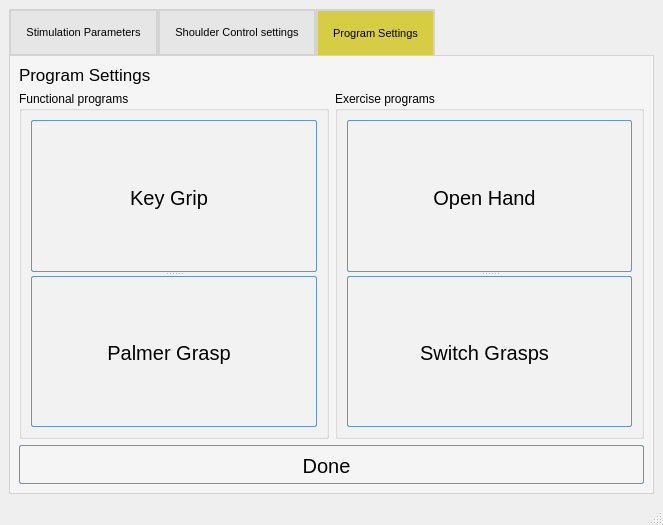
viniltc/POML060, file POML060_v1/stageprogram.ui: the form before one commit.
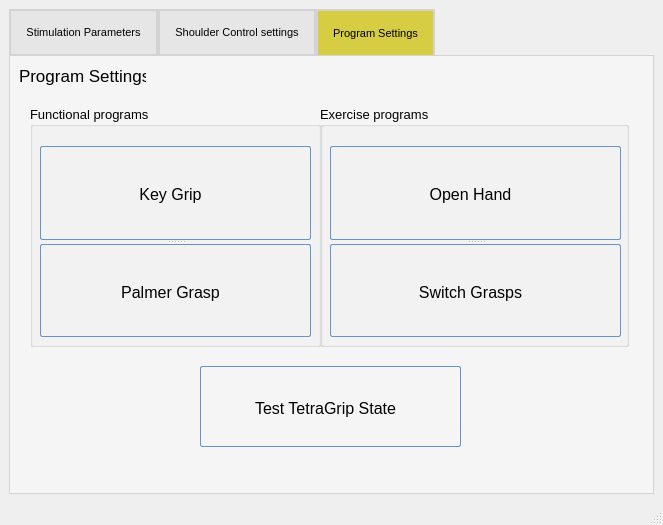
The form after the commit. The open tabs and pages were chosen to show the change. Icons and pictures are not drawn. Custom widgets are drawn as their Qt base class.

Diff of the .ui file:
```diff
--- a/POML060_v1/stageprogram.ui
+++ b/POML060_v1/stageprogram.ui
@@ -1360,30 +1360,35 @@
        <attribute name="title">
         <string>Program Settings</string>
        </attribute>
-       <layout class="QGridLayout" name="gridLayout_3">
-        <item row="1" column="0">
-         <widget class="QGroupBox" name="groupBox">
-          <property name="title">
-           <string>Functional programs</string>
-          </property>
-          <layout class="QGridLayout" name="gridLayout">
-           <item row="0" column="0">
-            <widget class="QSplitter" name="splitter">
-             <property name="orientation">
-              <enum>Qt::Vertical</enum>
-             </property>
-             <widget class="QPushButton" name="pushButton_programKeyGrip">
-              <property name="font">
-               <font>
-                <family>Arial</family>
-                <pointsize>-1</pointsize>
-                <weight>50</weight>
-                <italic>false</italic>
-                <bold>false</bold>
-               </font>
-              </property>
-              <property name="styleSheet">
-               <string notr="true">QPushButton:hover{
+       <widget class="QLabel" name="label_3">
+        <property name="geometry">
+         <rect>
+          <x>9</x>
+          <y>9</y>
+          <width>127</width>
+          <height>21</height>
+         </rect>
+        </property>
+        <property name="font">
+         <font>
+          <pointsize>13</pointsize>
+         </font>
+        </property>
+        <property name="text">
+         <string>Program Settings</string>
+        </property>
+       </widget>
+       <widget class="QPushButton" name="pushButton_5">
+        <property name="geometry">
+         <rect>
+          <x>190</x>
+          <y>310</y>
+          <width>261</width>
+          <height>81</height>
+         </rect>
+        </property>
+        <property name="styleSheet">
+         <string notr="true">QPushButton:hover{
         background: qlineargradient(x1 : 0, y1 : 0, x2 : 0, y2 :   1, stop :   0.0 #ffd9aa,
                 stop :   0.5 #ffbb6e, stop :   0.55 #feae42, stop :   1.0 #fedb74);
 }
@@ -1396,7 +1401,7 @@
                 stop :   0.5 #c7dfff, stop :   0.55 #afd2ff, stop :   1.0 #c0dbff);
         color: #0000;
         font:  large &quot;Arial&quot;;
-		font-size: 20px;
+		font-size: 16px;
         height: 30px;
 }
 
@@ -1423,14 +1428,43 @@
         padding-left: 3px;
         color: black;
 }</string>
-              </property>
-              <property name="text">
-               <string>Key Grip</string>
-              </property>
-             </widget>
-             <widget class="QPushButton" name="pushButton_programPalmerGrasp">
-              <property name="styleSheet">
-               <string notr="true">QPushButton:hover{
+        </property>
+        <property name="text">
+         <string>Test TetraGrip State</string>
+        </property>
+       </widget>
+       <widget class="QGroupBox" name="groupBox_2">
+        <property name="geometry">
+         <rect>
+          <x>310</x>
+          <y>50</y>
+          <width>309</width>
+          <height>241</height>
+         </rect>
+        </property>
+        <property name="font">
+         <font>
+          <pointsize>10</pointsize>
+         </font>
+        </property>
+        <property name="title">
+         <string>Exercise programs</string>
+        </property>
+        <widget class="QSplitter" name="splitter">
+         <property name="geometry">
+          <rect>
+           <x>10</x>
+           <y>40</y>
+           <width>291</width>
+           <height>191</height>
+          </rect>
+         </property>
+         <property name="orientation">
+          <enum>Qt::Vertical</enum>
+         </property>
+         <widget class="QPushButton" name="pushButton_programOpenHand">
+          <property name="styleSheet">
+           <string notr="true">QPushButton:hover{
         background: qlineargradient(x1 : 0, y1 : 0, x2 : 0, y2 :   1, stop :   0.0 #ffd9aa,
                 stop :   0.5 #ffbb6e, stop :   0.55 #feae42, stop :   1.0 #fedb74);
 }
@@ -1443,7 +1477,7 @@
                 stop :   0.5 #c7dfff, stop :   0.55 #afd2ff, stop :   1.0 #c0dbff);
         color: #0000;
         font:  large &quot;Arial&quot;;
-		font-size: 20px;
+		font-size: 16px;
         height: 30px;
 }
 
@@ -1470,30 +1504,99 @@
         padding-left: 3px;
         color: black;
 }</string>
-              </property>
-              <property name="text">
-               <string>Palmer Grasp</string>
-              </property>
-             </widget>
-            </widget>
-           </item>
-          </layout>
+          </property>
+          <property name="text">
+           <string>Open Hand</string>
+          </property>
          </widget>
-        </item>
-        <item row="0" column="0">
-         <widget class="QLabel" name="label_3">
+         <widget class="QPushButton" name="pushButton_programSwitchGrasp">
+          <property name="styleSheet">
+           <string notr="true">QPushButton:hover{
+        background: qlineargradient(x1 : 0, y1 : 0, x2 : 0, y2 :   1, stop :   0.0 #ffd9aa,
+                stop :   0.5 #ffbb6e, stop :   0.55 #feae42, stop :   1.0 #fedb74);
+}
+
+QPushButton {
+        border: 1px solid #6593cf;
+        border-radius: 2px;
+        padding: 5px 15px 2px 5px;
+        background: qlineargradient(x1 : 0, y1 : 0, x2 : 0, y2 :   1, stop :   0.0 #f5f9ff,
+                stop :   0.5 #c7dfff, stop :   0.55 #afd2ff, stop :   1.0 #c0dbff);
+        color: #0000;
+        font:  large &quot;Arial&quot;;
+		font-size: 16px;
+        height: 30px;
+}
+
+
+
+
+QPushButton:pressed {
+        background: qlineargradient(x1 : 0, y1 : 0, x2 : 0, y2 :   1, stop :   0.0 #c0dbff,
+        stop :   0.5 #cfd26f, stop :   0.55 #c7df6f, stop :   1.0 #f5f9ff);
+        padding-top: 2px;
+        padding-left: 3px;
+
+}
+QPushButton:on {
+        background: qlineargradient(x1 : 0, y1 : 0, x2 : 0, y2 :   1, stop :   0.0 #5AA72D,
+        stop :   0.5 #B3E296, stop :   0.55 #B3E296, stop :   1.0 #f5f9ff);
+        padding-top: 2px;
+        padding-left: 3px;
+}
+
+QPushButton:disabled {
+        background: transparent #e5e9ee;
+        padding-top: 2px;        
+        padding-left: 3px;
+        color: black;
+}</string>
+          </property>
+          <property name="text">
+           <string>Switch Grasps</string>
+          </property>
+         </widget>
+        </widget>
+       </widget>
+       <widget class="QGroupBox" name="groupBox">
+        <property name="geometry">
+         <rect>
+          <x>20</x>
+          <y>50</y>
+          <width>291</width>
+          <height>241</height>
+         </rect>
+        </property>
+        <property name="font">
+         <font>
+          <pointsize>10</pointsize>
+         </font>
+        </property>
+        <property name="title">
+         <string>Functional programs</string>
+        </property>
+        <widget class="QSplitter" name="splitter_2">
+         <property name="geometry">
+          <rect>
+           <x>10</x>
+           <y>40</y>
+           <width>271</width>
+           <height>191</height>
+          </rect>
+         </property>
+         <property name="orientation">
+          <enum>Qt::Vertical</enum>
+         </property>
+         <widget class="QPushButton" name="pushButton_programKeyGrip">
           <property name="font">
            <font>
-            <pointsize>13</pointsize>
+            <family>Arial</family>
+            <pointsize>-1</pointsize>
+            <weight>50</weight>
+            <italic>false</italic>
+            <bold>false</bold>
            </font>
           </property>
-          <property name="text">
-           <string>Program Settings</string>
-          </property>
-         </widget>
-        </item>
-        <item row="2" column="0" colspan="2">
-         <widget class="QPushButton" name="pushButton_5">
           <property name="styleSheet">
            <string notr="true">QPushButton:hover{
         background: qlineargradient(x1 : 0, y1 : 0, x2 : 0, y2 :   1, stop :   0.0 #ffd9aa,
@@ -1508,7 +1611,7 @@
                 stop :   0.5 #c7dfff, stop :   0.55 #afd2ff, stop :   1.0 #c0dbff);
         color: #0000;
         font:  large &quot;Arial&quot;;
-		font-size: 20px;
+		font-size: 16px;
         height: 30px;
 }
 
@@ -1537,24 +1640,12 @@
 }</string>
           </property>
           <property name="text">
-           <string>Done</string>
+           <string>Key Grip</string>
           </property>
          </widget>
-        </item>
-        <item row="1" column="1">
-         <widget class="QGroupBox" name="groupBox_2">
-          <property name="title">
-           <string>Exercise programs</string>
-          </property>
-          <layout class="QGridLayout" name="gridLayout_2">
-           <item row="0" column="0">
-            <widget class="QSplitter" name="splitter_2">
-             <property name="orientation">
-              <enum>Qt::Vertical</enum>
-             </property>
-             <widget class="QPushButton" name="pushButton_programOpenHand">
-              <property name="styleSheet">
-               <string notr="true">QPushButton:hover{
+         <widget class="QPushButton" name="pushButton_programPalmerGrasp">
+          <property name="styleSheet">
+           <string notr="true">QPushButton:hover{
         background: qlineargradient(x1 : 0, y1 : 0, x2 : 0, y2 :   1, stop :   0.0 #ffd9aa,
                 stop :   0.5 #ffbb6e, stop :   0.55 #feae42, stop :   1.0 #fedb74);
 }
@@ -1567,7 +1658,7 @@
                 stop :   0.5 #c7dfff, stop :   0.55 #afd2ff, stop :   1.0 #c0dbff);
         color: #0000;
         font:  large &quot;Arial&quot;;
-		font-size: 20px;
+		font-size: 16px;
         height: 30px;
 }
 
@@ -1594,64 +1685,13 @@
         padding-left: 3px;
         color: black;
 }</string>
-              </property>
-              <property name="text">
-               <string>Open Hand</string>
-              </property>
-             </widget>
-             <widget class="QPushButton" name="pushButton_programSwitchGrasp">
-              <property name="styleSheet">
-               <string notr="true">QPushButton:hover{
-        background: qlineargradient(x1 : 0, y1 : 0, x2 : 0, y2 :   1, stop :   0.0 #ffd9aa,
-                stop :   0.5 #ffbb6e, stop :   0.55 #feae42, stop :   1.0 #fedb74);
-}
-
-QPushButton {
-        border: 1px solid #6593cf;
-        border-radius: 2px;
-        padding: 5px 15px 2px 5px;
-        background: qlineargradient(x1 : 0, y1 : 0, x2 : 0, y2 :   1, stop :   0.0 #f5f9ff,
-                stop :   0.5 #c7dfff, stop :   0.55 #afd2ff, stop :   1.0 #c0dbff);
-        color: #0000;
-        font:  large &quot;Arial&quot;;
-		font-size: 20px;
-        height: 30px;
-}
-
-
-
-
-QPushButton:pressed {
-        background: qlineargradient(x1 : 0, y1 : 0, x2 : 0, y2 :   1, stop :   0.0 #c0dbff,
-        stop :   0.5 #cfd26f, stop :   0.55 #c7df6f, stop :   1.0 #f5f9ff);
-        padding-top: 2px;
-        padding-left: 3px;
-
-}
-QPushButton:on {
-        background: qlineargradient(x1 : 0, y1 : 0, x2 : 0, y2 :   1, stop :   0.0 #5AA72D,
-        stop :   0.5 #B3E296, stop :   0.55 #B3E296, stop :   1.0 #f5f9ff);
-        padding-top: 2px;
-        padding-left: 3px;
-}
-
-QPushButton:disabled {
-        background: transparent #e5e9ee;
-        padding-top: 2px;        
-        padding-left: 3px;
-        color: black;
-}</string>
-              </property>
-              <property name="text">
-               <string>Switch Grasps</string>
-              </property>
-             </widget>
-            </widget>
-           </item>
-          </layout>
+          </property>
+          <property name="text">
+           <string>Palmer Grasp</string>
+          </property>
          </widget>
-        </item>
-       </layout>
+        </widget>
+       </widget>
       </widget>
      </widget>
     </item>
```
Left out of the diff: 2 changed lines with no effect on the pictures.
